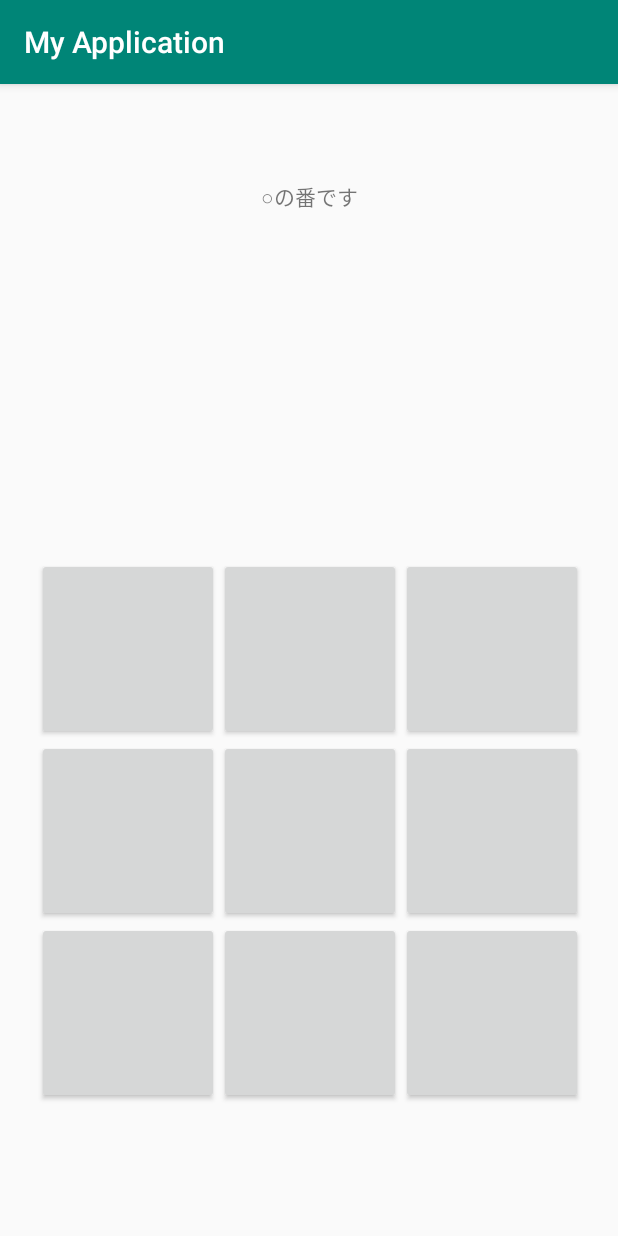
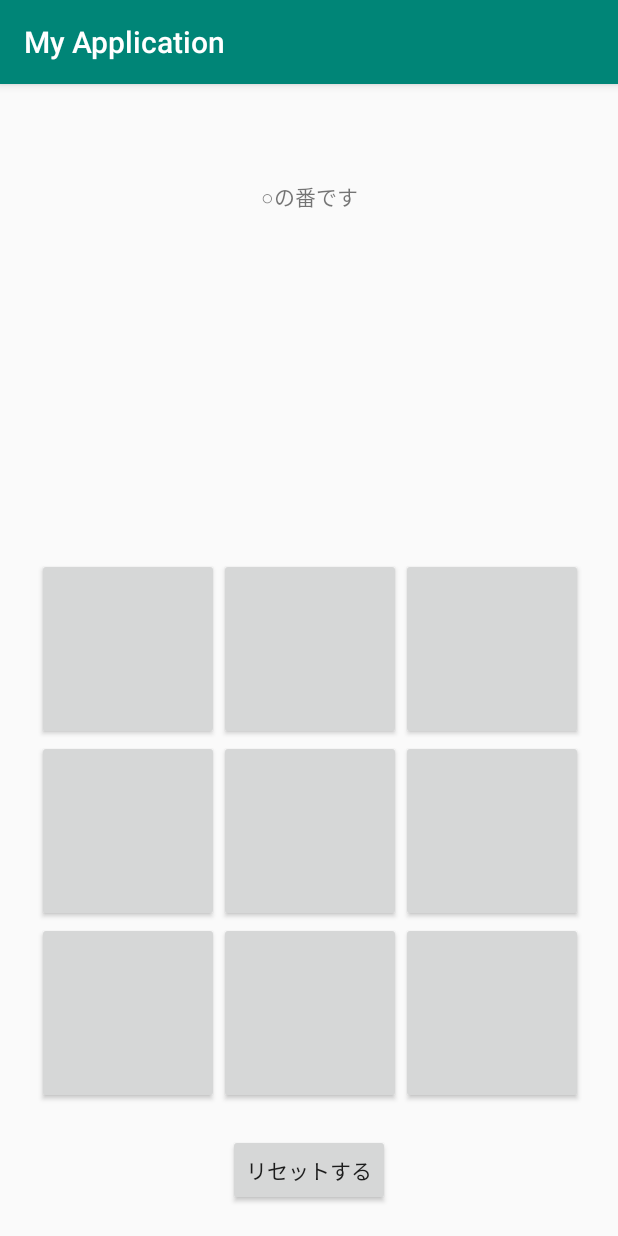
Before and after one commit to SakikoFukuda/firebaseMobileAppSample, an Android app: the screen it shows after launch (MainActivity), on a phone screen of 412 x 824 dp. Run offline under Robolectric (Android 15) with nearby library versions, the phone set to English and light mode, and no system bars.

Commit message:
リセットボタン追加

```diff
--- a/mobile/app/build.gradle
+++ b/mobile/app/build.gradle
@@ -1,7 +1,7 @@
 apply plugin: 'com.android.application'
 
 android {
-    compileSdkVersion 28
+    compileSdkVersion 29
     defaultConfig {
         applicationId "com.example.myapplication"
         minSdkVersion 21
--- a/mobile/app/src/main/java/com/example/myapplication/MainActivity.java
+++ b/mobile/app/src/main/java/com/example/myapplication/MainActivity.java
@@ -25,11 +25,7 @@ public class MainActivity extends AppCompatActivity implements View.OnClickListe
     @Override
     protected void onCreate(Bundle savedInstanceState) {
         super.onCreate(savedInstanceState);
-        setContentView(R.layout.activity_main);
-
-        TextView textView = (TextView) findViewById(R.id.turn_comment);
-        textView.setText(TURN_FIRST);
-        currentTurn = Turn.FIRST;
+        clearBoard();
     }
 
     @Override
@@ -49,6 +45,23 @@ public class MainActivity extends AppCompatActivity implements View.OnClickListe
                 winOrLose = judge(button, Board.TOKEN.BATU);
                 break;
         }
+    }
+
+    public void onResetButtonClick(View v) {
+        if (board.isEmpty()) return;
+        TextView textViewResult = findViewById(R.id.maru_batu_result);
+        textViewResult.setText("");
+
+        board.init();
+        clearBoard();
+        winOrLose = false;
+    }
+
+    private void clearBoard() {
+        setContentView(R.layout.activity_main);
+        TextView textViewTurn = findViewById(R.id.turn_comment);
+        textViewTurn.setText(TURN_FIRST);
+        currentTurn = Turn.FIRST;
     }
 
     private boolean judge(Button button, Board.TOKEN token) {
--- a/mobile/app/src/main/res/layout/activity_main.xml
+++ b/mobile/app/src/main/res/layout/activity_main.xml
@@ -127,4 +127,15 @@
         app:layout_constraintStart_toStartOf="parent"
         app:layout_constraintTop_toTopOf="parent" />
 
+    <Button
+        android:id="@+id/reset_button"
+        android:layout_width="wrap_content"
+        android:layout_height="wrap_content"
+        android:onClick="onResetButtonClick"
+        android:text="リセットする"
+        app:layout_constraintBottom_toBottomOf="parent"
+        app:layout_constraintEnd_toEndOf="parent"
+        app:layout_constraintStart_toStartOf="parent"
+        app:layout_constraintTop_toBottomOf="@+id/layoutBottom" />
+
 </androidx.constraintlayout.widget.ConstraintLayout>
```
Also changed, not shown: mobile/app/src/main/java/com/example/myapplication/marubatu/Board.java (+9 -0 lines).
